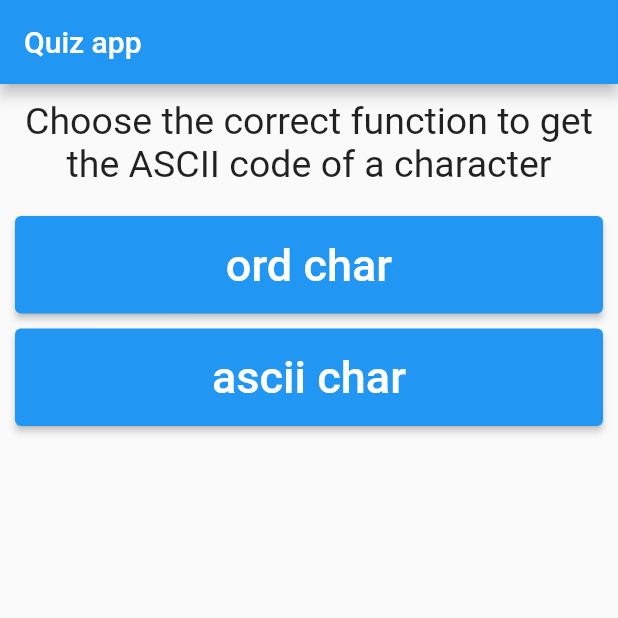
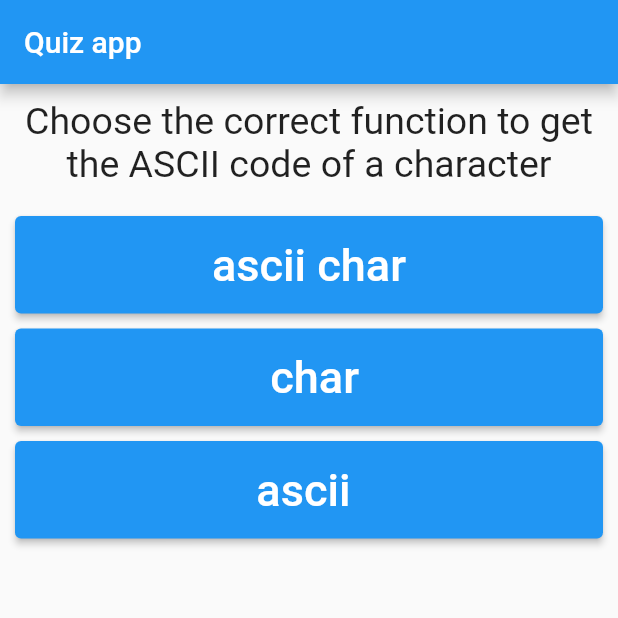
Before and after one commit to elhajuojy/quiz_application, a Flutter app: the screen it shows after launch, after a tap on "12", after a tap on "FALSE", on a phone screen of 412 x 824 dp, the top half of it. Run offline on Flutter 3.47's test engine with Material 2 defaults, Android fonts, the light colour scheme and no system bars.

Commit message:
add score

```diff
--- a/lib/main.dart
+++ b/lib/main.dart
@@ -15,13 +15,14 @@ class MyApp extends StatefulWidget {
 
 class _MyAppState extends State<MyApp> {
   int _questionIndex = 0;
+  int _totalscore = 0;
 
-
-  void resetQuiz(){
-    setState(() => {_questionIndex=0});
+  void resetQuiz() {
+    setState(() => {_questionIndex = 0});
   }
 
-  answerQuestion() {
+  answerQuestion(int score) {
+    _totalscore += score;
     // if (_questionIndex == listQuestions.length-1) {
     //   _questionIndex = -1;
     // }
@@ -29,52 +30,42 @@ class _MyAppState extends State<MyApp> {
 
     print(_questionIndex);
 
-
     print('Answer chosen ');
+    print(_totalscore);
   }
 
   final List<Map<String, Object>> listQuestions = [
     {
       'qstText': 'What is the output of print(10 - 4 * 2)',
       'answers': [
-        '12',
-        '2',
-        '39',
-        '24'
+        {'text': '12', 'score': 10},
+        {'text': '2', 'score': 21},
+        {'text': '39', 'score': 4},
+        {'text': '24', 'score': 30},
       ]
     },
     {
       'qstText': 'Python function always returns a value',
       'answers': [
-        'TRUE',
-        'FALSE',
-
+        {'text': 'TRUE', 'score': 20},
+        {'text': 'FALSE', 'score': 12}
       ]
     },
     {
-      'qstText': 'Choose the correct function to get the ASCII code of a character ',
+      'qstText':
+          'Choose the correct function to get the ASCII code of a character ',
       'answers': [
-        'ord char',
-        'ascii char',
-
+        // {'text': 'ord char', 'socre': 2},
+        {'text': 'ascii char', 'score': 5},
+        {'text': ' char', 'score': 29},
+        {'text': 'ascii ', 'score': 1}
       ]
     },
     {
       'qstText': 'Select which is true for Python tuple',
       'answers': [
-        'A tuple maintains the order of items',
-        'We can change the tuple once created',
-        'A tuple is unordered0'
-
-      ]
-    },
-    {
-      'qstText': 'What is the type of the following variable : x = -5j',
-      'answers': [
-        "int",
-        "real",
-        "imaginary"
-
+        {'text': 'A tuple maintains the order of items', 'score': 20},
+        {'text': 'We can change the tuple once created', 'score': 20}
       ]
     },
   ];
@@ -89,9 +80,9 @@ class _MyAppState extends State<MyApp> {
           ),
           body: Container(
             // width: double.infinity,
-            child: _questionIndex<listQuestions.length?
-            Quiz(listQuestions, _questionIndex, answerQuestion)
-                :Result(resetQuiz),
+            child: _questionIndex < listQuestions.length
+                ? Quiz(listQuestions, _questionIndex, answerQuestion)
+                : Result(resetQuiz, _totalscore),
           )),
     );
   }
--- a/lib/quiz.dart
+++ b/lib/quiz.dart
@@ -2,25 +2,26 @@ import 'package:flutter/material.dart';
 import 'package:quiz_application_/answer.dart';
 import 'package:quiz_application_/question.dart';
 
+class Quiz extends StatelessWidget {
+  //Quiz({Key? key}) : super(key: key);
 
-class Quiz extends StatelessWidget {
-   //Quiz({Key? key}) : super(key: key);
+  final List<Map<String, Object>> listquestion;
+  final int questionIndex;
+  final Function(int s) answerquestionn;
 
-  final List<Map<String, Object>> listquestion ;
-  final int questionIndex;
-  final Function() answerquestionn;
-
-  Quiz(this.listquestion,this.questionIndex,this.answerquestionn);
+  Quiz(this.listquestion, this.questionIndex, this.answerquestionn);
 
   @override
   Widget build(BuildContext context) {
     return Column(
       children: <Widget>[
         Questionn(listquestion[questionIndex]['qstText'].toString()),
-        ...(listquestion[questionIndex]['answers'] as List<String>).map((answer) {
-          return Answer(answerquestionn, answer);
+        ...(listquestion[questionIndex]['answers'] as List<Map<String, Object>>)
+            .map((answer) {
+          return Answer(
+              () => answerquestionn(int.parse(answer['score'].toString())),
+              answer['text'].toString());
         })
-
       ],
     );
   }
--- a/lib/resluts.dart
+++ b/lib/resluts.dart
@@ -5,24 +5,41 @@ import 'package:flutter/src/widgets/framework.dart';
 class Result extends StatelessWidget {
   // const Result({Key? key}) : super(key: key);
 
+  String get resultPhrase {
+    String restext;
+    if (resScore >= 70) {
+      restext = 'your are so awesome';
+    } else if (resScore >= 40) {
+      restext = 'Pertty likable!';
+    } else {
+      restext = 'You are so bad !';
+    }
+    return restext;
+  }
+
   Function() q;
-  Result(this.q);
+  final resScore;
+  Result(this.q, this.resScore);
   @override
   Widget build(BuildContext context) {
     return Center(
         child: Column(
       mainAxisAlignment: MainAxisAlignment.center,
       children: <Widget>[
-            Text('Done!', style: TextStyle(fontSize: 40,fontWeight: FontWeight.bold,color: Colors.red)),
+        Text(resultPhrase,
+            style: TextStyle(
+                fontSize: 40, fontWeight: FontWeight.bold, color: Colors.red)),
         ElevatedButton(
-
           style: ButtonStyle(
-                backgroundColor:  MaterialStateProperty.all(Colors.red),
-                  padding: MaterialStateProperty.all(EdgeInsets.all(15),
-                  )
-              ) ,
+              backgroundColor: MaterialStateProperty.all(Colors.red),
+              padding: MaterialStateProperty.all(
+                EdgeInsets.all(15),
+              )),
           onPressed: q,
-              child:  Text('restart',style: TextStyle(fontSize: 30,fontWeight: FontWeight.bold),),
+          child: Text(
+            'restart',
+            style: TextStyle(fontSize: 30, fontWeight: FontWeight.bold),
+          ),
         )
       ],
     ));
```
Lines whose indentation alone changed are shown as unchanged.
